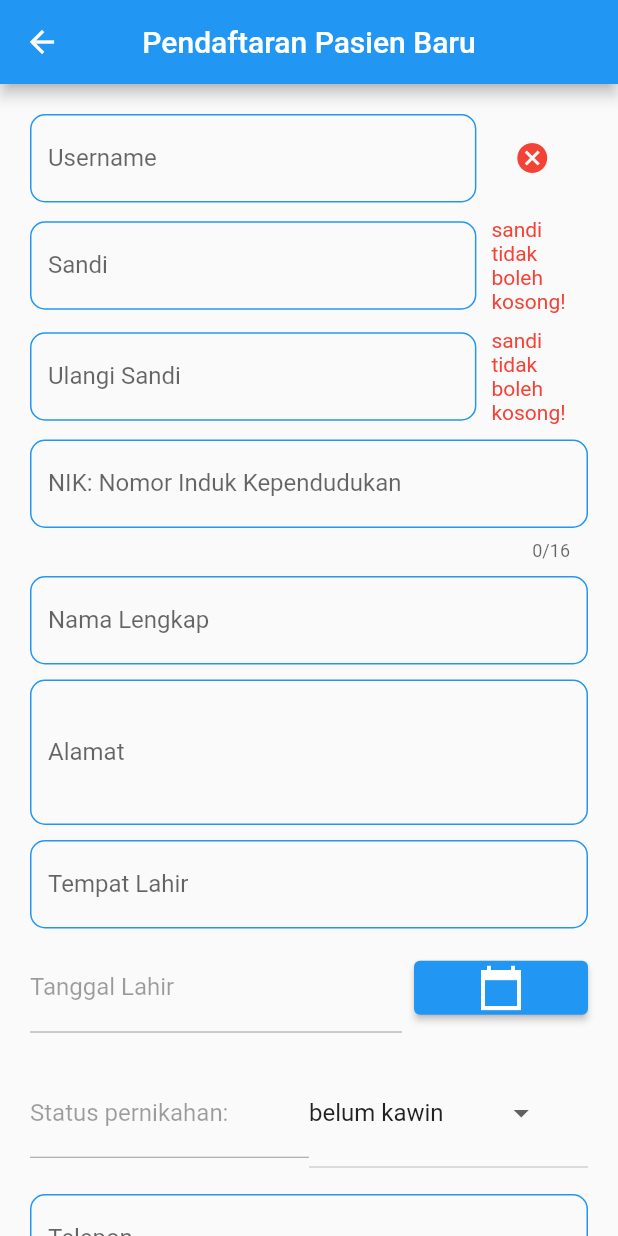
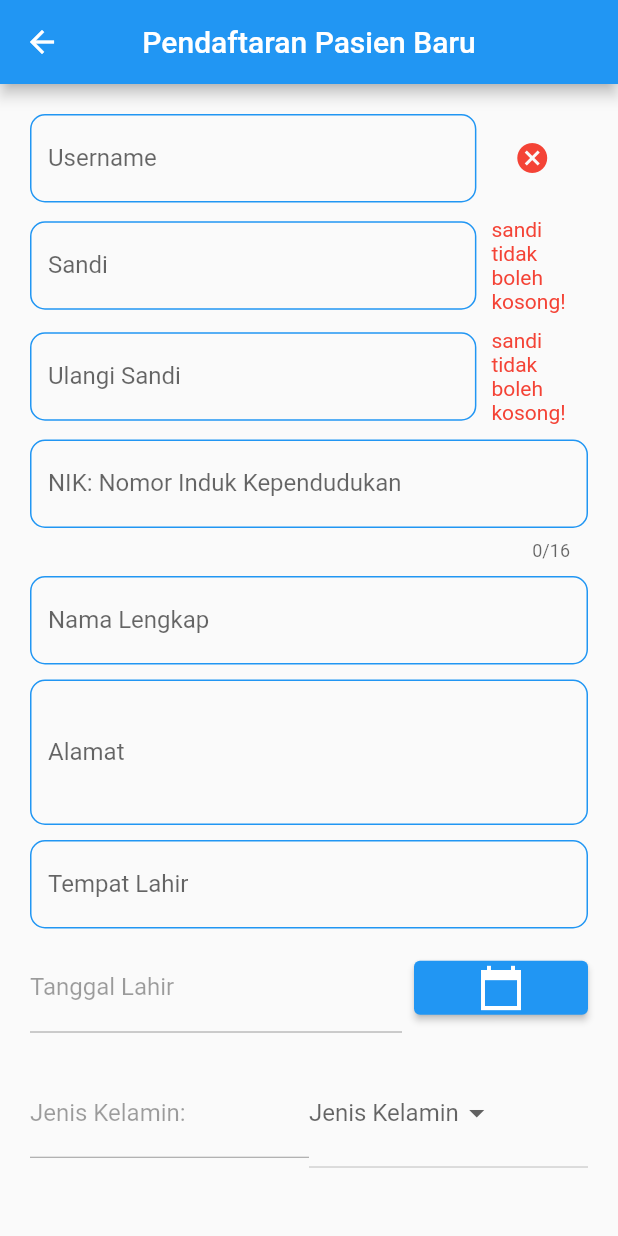
Before and after one commit to mlatifr/klinik_mata_pangkalan_bun, a Flutter app: the screen it shows after launch, after a tap on "DAFTAR", on a phone screen of 412 x 824 dp. Run offline on Flutter 3.47's test engine with Material 2 defaults, Android fonts, the phone set to English and light mode, and no system bars; our stand-ins replace shared_preferences; network calls fail.

Commit message:
perbaikan Template  PasienDftrBaru

```diff
--- a/lib/pasien/pendaftaran_pasien_baru/pendaftaran_pasien_baru.dart
+++ b/lib/pasien/pendaftaran_pasien_baru/pendaftaran_pasien_baru.dart
@@ -4,21 +4,66 @@ import 'package:flutter/material.dart';
 import 'package:flutter/services.dart';
 import 'package:flutter_application_1/pasien/pendaftaran_pasien_baru/pasien_cek_available.dart';
 
-final _controllerTglLahir = TextEditingController();
 final _controllerUsername = TextEditingController();
 final _controllerSandi = TextEditingController();
 final _controllerSandi2 = TextEditingController();
 final _controllerNik = TextEditingController();
 final _controllerNamaLengkap = TextEditingController();
+final _controllerTglLahir = TextEditingController();
+final _controllerTempatLahir = TextEditingController();
+final _controllerKelamin = TextEditingController();
+final _controllerGolonganDarah = TextEditingController();
+final _controllerAgama = TextEditingController();
+final _controllerPekerjaan = TextEditingController();
+final _controllerKewarganegaraan = TextEditingController();
 final _controllerAlamat = TextEditingController();
-final _controllerTempatLahir = TextEditingController();
 final _controllerTelepon = TextEditingController();
-String availableUsername, valueStatusPernikahan = '';
+String availableUsername,
+    valueStatusPernikahan,
+    valueKelamin,
+    valueGolonganDarah,
+    valueAgama,
+    valuePekerjaan = '';
 List<String> listStatusPernikahans = [
   'belum kawin',
   'kawin',
   'cerai hidup',
   'cerai mati'
+];
+List<String> listStatusKelamin = ['Laki-laki', 'Perempuan'];
+List<String> listStatusGolonganDarah = [
+  'A',
+  'B',
+  'AB',
+  'O',
+  'A+',
+  'A‑',
+  'B+',
+  'B‑',
+  'AB+',
+  'AB‑',
+  'O+',
+  'O‑'
+];
+List<String> listStatusAgama = [
+  'Islam',
+  'Kristen',
+  'Katolik',
+  'Budha',
+  'Hindu',
+  'Konghuchu'
+];
+List<String> listStatusPekerjaan = [
+  '-',
+  'Belum/ Tidak Bekerja',
+  'Mengurus Rumah Tangga',
+  'Pelajar/ Mahasiswa',
+  'Pensiunan',
+  'Pewagai Negeri Sipil',
+  'Tentara Nasional Indonesia',
+  'Kepolisisan RI',
+  'Wiraswasta',
+  'Karyawan Swasta',
 ];
 
 class PagePasienDaftarBaru extends StatefulWidget {
@@ -110,11 +155,19 @@ class _PagePasienDaftarBaruState extends State<PagePasienDaftarBaru> {
     availableUsername = '';
     valueStatusPernikahan = 'belum kawin';
     _controllerUsername.clear();
-    _controllerSandi.text = '';
+    _controllerSandi.clear();
     _controllerSandi2.clear();
-    _controllerTglLahir.clear();
     _controllerNik.clear();
     _controllerNamaLengkap.clear();
+    _controllerTglLahir.clear();
+    _controllerTempatLahir.clear();
+    _controllerKelamin.clear();
+    _controllerGolonganDarah.clear();
+    _controllerAgama.clear();
+    _controllerPekerjaan.clear();
+    _controllerKewarganegaraan.clear();
+    _controllerAlamat.clear();
+    _controllerTelepon.clear();
     super.initState();
   }
 
@@ -397,7 +450,7 @@ class _PagePasienDaftarBaruState extends State<PagePasienDaftarBaru> {
                   child: TextFormField(
                       enabled: false,
                       decoration: InputDecoration(
-                        labelText: "Status pernikahan: ",
+                        labelText: "Jenis Kelamin: ",
                         fillColor: Colors.white,
                         enabledBorder: OutlineInputBorder(
                           borderRadius: BorderRadius.circular(10.0),
@@ -417,9 +470,9 @@ class _PagePasienDaftarBaruState extends State<PagePasienDaftarBaru> {
                   flex: 2,
                   child: DropdownButton(
                     itemHeight: 88.0,
-                    hint: Text("Status Pernikahan"),
-                    value: valueStatusPernikahan,
-                    items: listStatusPernikahans.map((value) {
+                    hint: Text("Jenis Kelamin"),
+                    value: valueKelamin,
+                    items: listStatusKelamin.map((value) {
                       return DropdownMenuItem(
                         child: Text(value),
                         value: value,
@@ -427,7 +480,57 @@ class _PagePasienDaftarBaruState extends State<PagePasienDaftarBaru> {
                     }).toList(),
                     onChanged: (value) {
                       setState(() {
-                        valueStatusPernikahan = value;
+                        valueKelamin = value;
+                        _controllerKelamin.text = value;
+                        print('$valueKelamin');
+                      });
+                    },
+                  ),
+                ),
+              ],
+            ),
+            SizedBox(
+              height: 10,
+            ),
+            Row(
+              children: [
+                Expanded(
+                  flex: 2,
+                  child: TextFormField(
+                      enabled: false,
+                      decoration: InputDecoration(
+                        labelText: "Golongan Darah: ",
+                        fillColor: Colors.white,
+                        enabledBorder: OutlineInputBorder(
+                          borderRadius: BorderRadius.circular(10.0),
+                          borderSide: BorderSide(
+                            color: Colors.blue,
+                          ),
+                        ),
+                        focusedBorder: OutlineInputBorder(
+                          borderRadius: BorderRadius.circular(10.0),
+                          borderSide: BorderSide(
+                            color: Colors.blue,
+                          ),
+                        ),
+                      )),
+                ),
+                Expanded(
+                  flex: 2,
+                  child: DropdownButton(
+                    itemHeight: 88.0,
+                    hint: Text("Golongan Darah"),
+                    value: valueGolonganDarah,
+                    items: listStatusGolonganDarah.map((value) {
+                      return DropdownMenuItem(
+                        child: Text(value),
+                        value: value,
+                      );
+                    }).toList(),
+                    onChanged: (value) {
+                      setState(() {
+                        valueGolonganDarah = value;
+                        _controllerGolonganDarah.text = value;
                         print('$valueStatusPernikahan');
                       });
                     },
@@ -476,9 +579,10 @@ class _PagePasienDaftarBaruState extends State<PagePasienDaftarBaru> {
                         style: TextStyle(fontSize: 14),
                       ),
                       content: TextFormField(
+                        enabled: false,
                         maxLines: 8,
                         initialValue:
-                            'Username: ${_controllerUsername.text}\nNIK: ${_controllerNik.text}\nNama: ${_controllerNamaLengkap.text}\nAlamat: ${_controllerAlamat.text}\nTempat Lahir: ${_controllerTempatLahir.text}\nTanggal Lahir: ${_controllerTglLahir.text}\nTlp: ${_controllerTelepon.text}',
+                            'Username: ${_controllerUsername.text}\nNIK: ${_controllerNik.text}\nNama: ${_controllerNamaLengkap.text}\nKelamin: ${_controllerKelamin.text}\nAlamat: ${_controllerAlamat.text}\nTempat Lahir: ${_controllerTempatLahir.text}\nTanggal Lahir: ${_controllerTglLahir.text}\nTlp: ${_controllerTelepon.text}',
                       ),
                       actions: <Widget>[
                         TextButton(
```
